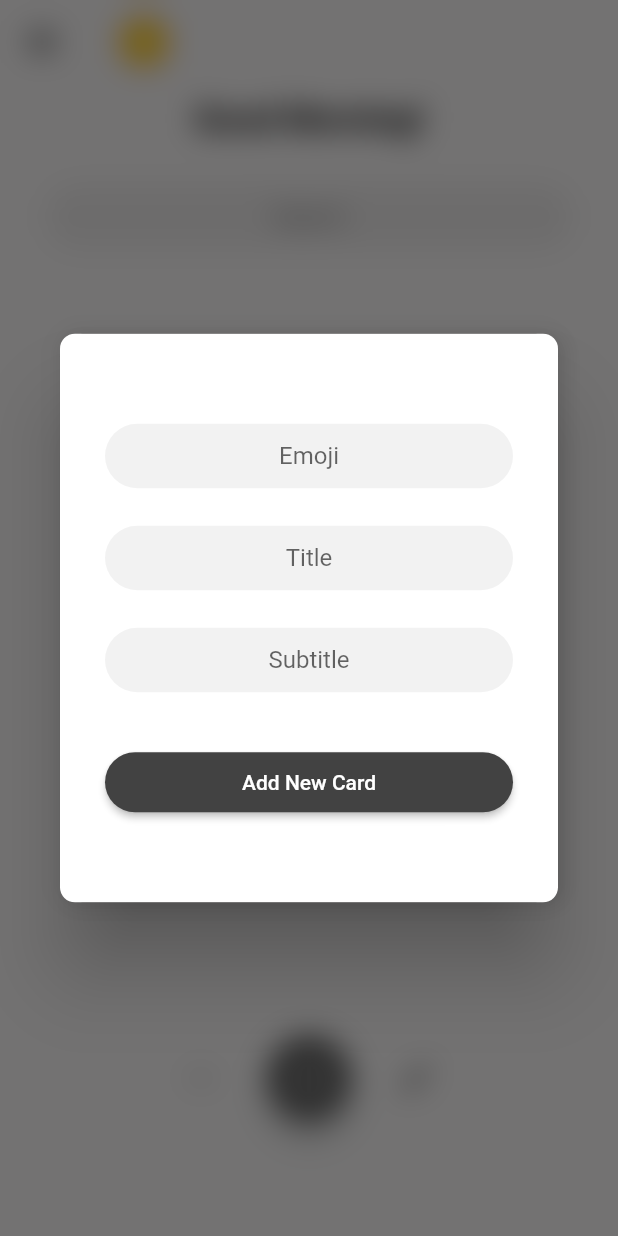
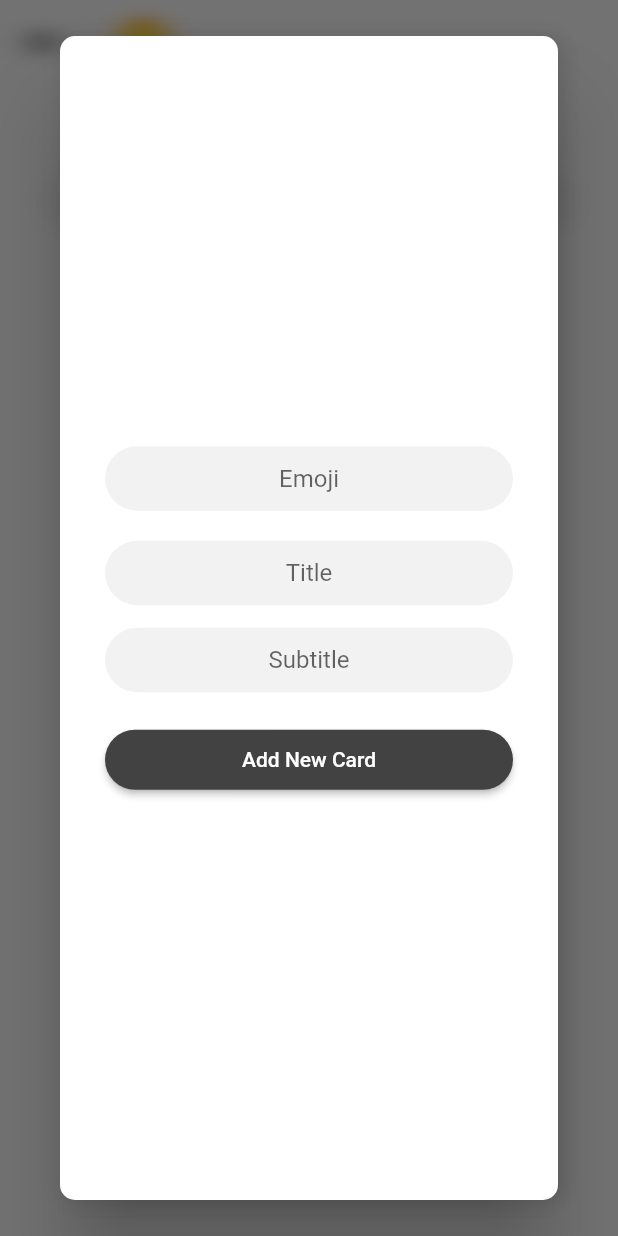
Before and after one commit to Zfinix/EmojiCard, a Flutter app: the screen it shows after launch, after a tap on the "add" icon, on a phone screen of 412 x 824 dp. Run offline on Flutter 3.47's test engine with Material 2 defaults, Android fonts, the phone set to English and light mode, and no system bars.

Commit message:
fixed over flow errors in views/homePage.dart

```diff
--- a/lib/views/homePage.dart
+++ b/lib/views/homePage.dart
@@ -23,9 +23,12 @@ class MyHomePage extends StatelessWidget {
       ),
       drawer: Drawer(),
       body: Center(
-        child: Column(
+        child: ListView(
           children: <Widget>[
             const YMargin(10),
+            Row(
+              mainAxisAlignment: MainAxisAlignment.center,
+              children: <Widget>[
                 Text(
                   'Good Morning!',
                   style: TextStyle(
@@ -33,11 +36,14 @@ class MyHomePage extends StatelessWidget {
                       fontSize: 23,
                       fontWeight: FontWeight.bold),
                 ),
-            const YMargin(20),
+              ],
+            ),
+            const YMargin(10),
             const _SearchField(),
             _Slider(),
-            const YMargin(20),
+            const YMargin(10),
             const _BuildFabs(),
+            const YMargin(10),
           ],
         ),
       ),
@@ -59,6 +65,9 @@ class _SearchField extends StatelessWidget {
       ),
       child: TextField(
         textAlign: TextAlign.center,
+        onTap: () {
+          controller.isSearching = true;
+        },
         onChanged: (val) {
           controller.isSearching = true;
           if (controller.isSearching && val.isNotEmpty) {
--- a/lib/widgets/inputSunCard.dart
+++ b/lib/widgets/inputSunCard.dart
@@ -10,14 +10,22 @@ Future inputDialog(_) {
   return showDialog(
     context: _,
     builder: (_) => Container(
-      height: MediaQuery.of(_).size.height * 0.89,
       child: new BackdropFilter(
-          filter: ImageFilter.blur(sigmaX: 10, sigmaY: 10),
-          child: Dialog(
-            shape: RoundedRectangleBorder(
-                borderRadius: BorderRadius.circular(15.0)),
-            backgroundColor: Colors.black54,
-            child: const _BuildCard(),
+          filter: ImageFilter.blur(sigmaX: 10, sigmaY: 5),
+          child: Container(
+            child: Column(
+              mainAxisSize: MainAxisSize.min,
+              children: <Widget>[
+                Expanded(
+                  child: Dialog(
+                    shape: RoundedRectangleBorder(
+                        borderRadius: BorderRadius.circular(15.0)),
+                    backgroundColor: Colors.black54,
+                    child: const _BuildCard(),
+                  ),
+                ),
+              ],
+            ),
           )),
     ),
   );
@@ -29,7 +37,7 @@ class _TitleField extends StatelessWidget {
   Widget build(BuildContext context) {
     var controller = Provider.of<HomeController>(context);
     return new Container(
-      margin: EdgeInsets.symmetric(horizontal: 30, vertical: 10),
+      margin: EdgeInsets.symmetric(horizontal: 30, vertical: 5),
       padding: EdgeInsets.all(12),
       decoration: BoxDecoration(
         borderRadius: BorderRadius.circular(50),
@@ -62,7 +70,7 @@ class _Subtitle extends StatelessWidget {
   Widget build(BuildContext context) {
     var controller = Provider.of<HomeController>(context);
     return new Container(
-      margin: EdgeInsets.symmetric(horizontal: 30, vertical: 10),
+      margin: EdgeInsets.symmetric(horizontal: 30, vertical: 5),
       padding: EdgeInsets.all(12),
       decoration: BoxDecoration(
         borderRadius: BorderRadius.circular(50),
@@ -130,7 +138,6 @@ class _BuildCard extends StatelessWidget {
   Widget build(BuildContext context) {
     var controller = Provider.of<HomeController>(context);
     return Container(
-        height: MediaQuery.of(context).size.height * 0.46,
         decoration: new BoxDecoration(
             borderRadius: BorderRadius.circular(10.0),
             color: Colors.white,
@@ -153,7 +160,7 @@ class _BuildCard extends StatelessWidget {
                 _TitleField(),
                 const YMargin(5),
                 _Subtitle(),
-                const YMargin(20),
+                const YMargin(10),
                 Container(
                   width: double.infinity,
                   height: 40,
```
Lines whose indentation alone changed are shown as unchanged.
